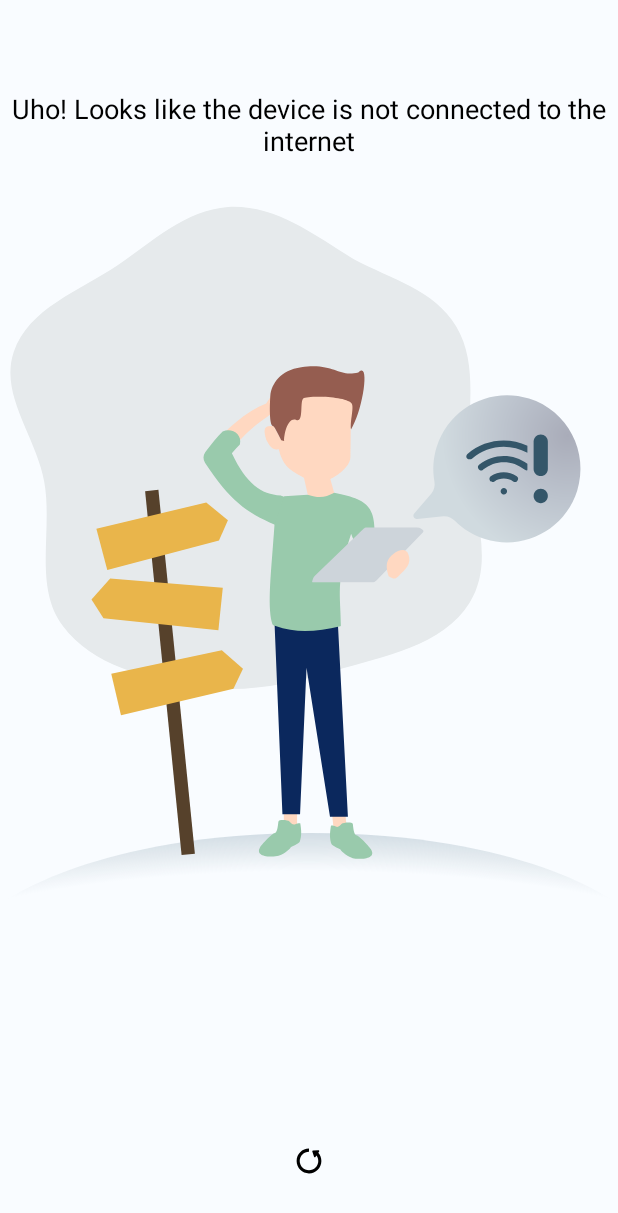
After one commit to Abhishekds94/Amply-Weather, an Android app: the NoInternet screen opened directly, with no data from a screen before it, on a phone screen of 412 x 824 dp. The commit adds this screen. Shown: the top 1213 px of the screen. Run offline under Robolectric (Android 15) with nearby library versions, the phone set to English and light mode, and no system bars; Roboto replaces fonts that are not available here.

Commit message:
Added InternetCheck with UI navigation

```diff
--- a/app/src/main/AndroidManifest.xml
+++ b/app/src/main/AndroidManifest.xml
@@ -2,6 +2,7 @@
 <manifest xmlns:android="http://schemas.android.com/apk/res/android"
     package="com.abhishek.amplyweather">
 
+    <uses-permission android:name="android.permission.ACCESS_NETWORK_STATE" />
     <application
         android:allowBackup="true"
         android:icon="@mipmap/ic_launcher"
@@ -20,6 +21,9 @@
         <!--Initialize Dashboard Activity-->
         <activity android:name=".DashboardActivity"/>
 
+        <!--No Internet Activity-->
+        <activity android:name=".NoInternet"/>
+
         <meta-data
             android:name="preloaded_fonts"
             android:resource="@array/preloaded_fonts" />
--- /dev/null
+++ b/app/src/main/java/com/abhishek/amplyweather/NoInternet.java
@@ -0,0 +1,45 @@
+package com.abhishek.amplyweather;
+
+import android.app.AlarmManager;
+import android.app.PendingIntent;
+import android.content.Context;
+import android.content.Intent;
+import android.os.Bundle;
+import android.view.View;
+import android.view.WindowManager;
+import android.widget.ImageButton;
+import android.widget.RelativeLayout;
+
+import androidx.appcompat.app.AppCompatActivity;
+
+public class NoInternet extends AppCompatActivity {
+    @Override
+    protected void onCreate(Bundle savedInstanceState) {
+        super.onCreate(savedInstanceState);
+
+        setContentView(R.layout.activity_nointernet);
+
+        //To make full screen
+        if (getSupportActionBar() != null)
+            getSupportActionBar().hide();
+
+        //Remove notification bar
+        getWindow().setFlags(WindowManager.LayoutParams.FLAG_FULLSCREEN, WindowManager.LayoutParams.FLAG_FULLSCREEN);
+
+
+        RelativeLayout clickButton = (RelativeLayout) findViewById(R.id.restart);
+        clickButton.setOnClickListener( new View.OnClickListener() {
+
+            @Override
+            public void onClick(View v) {
+                Intent intent = new Intent(getApplicationContext(), MainActivity.class);
+                int mPendingIntentId = 10;
+                PendingIntent mPendingIntent = PendingIntent.getActivity(getApplicationContext(), mPendingIntentId, intent, PendingIntent.FLAG_CANCEL_CURRENT);
+                AlarmManager mgr = (AlarmManager) getApplicationContext().getSystemService(Context.ALARM_SERVICE);
+                mgr.set(AlarmManager.RTC, System.currentTimeMillis() + 100, mPendingIntent);
+                System.exit(0);
+            }
+        });
+
+    }
+}
--- /dev/null
+++ b/app/src/main/res/layout/activity_nointernet.xml
@@ -0,0 +1,44 @@
+<?xml version="1.0" encoding="utf-8"?>
+<RelativeLayout xmlns:android="http://schemas.android.com/apk/res/android"
+    xmlns:app="http://schemas.android.com/apk/res-auto"
+    android:layout_width="match_parent"
+    android:layout_height="match_parent"
+    android:background="#F9FCFF">
+
+    <TextView
+        android:id="@+id/tv_nointernet"
+        android:layout_width="match_parent"
+        android:layout_height="match_parent"
+        android:text="Uho! Looks like the device is not connected to the internet"
+        android:textSize="18sp"
+        android:textAlignment="center"
+        android:layout_marginTop="60dp"
+        android:textColor="#000"/>
+
+    <com.airbnb.lottie.LottieAnimationView
+        android:id="@+id/la_nointernet"
+        android:layout_width="match_parent"
+        android:layout_height="match_parent"
+        app:lottie_autoPlay="true"
+        app:lottie_fileName="nointernet.json"
+        app:lottie_loop="true"
+        android:layout_marginTop="120dp"
+        android:layout_marginBottom="120dp"/>
+
+
+    <RelativeLayout
+        android:id="@+id/restart"
+        android:layout_width="match_parent"
+        android:layout_height="100dp"
+        android:layout_alignParentBottom="true">
+
+        <com.airbnb.lottie.LottieAnimationView
+            android:layout_width="match_parent"
+            android:layout_height="match_parent"
+            app:lottie_autoPlay="true"
+            app:lottie_fileName="refresh.json"
+            app:lottie_loop="true" />
+
+    </RelativeLayout>
+
+</RelativeLayout>
```
Also changed, not shown: app/src/main/assets/nointernet.json (added, +1 -0 lines), app/src/main/assets/refresh.json (added, +1 -0 lines), app/src/main/java/com/abhishek/amplyweather/MainActivity.java (+77 -1 lines).
